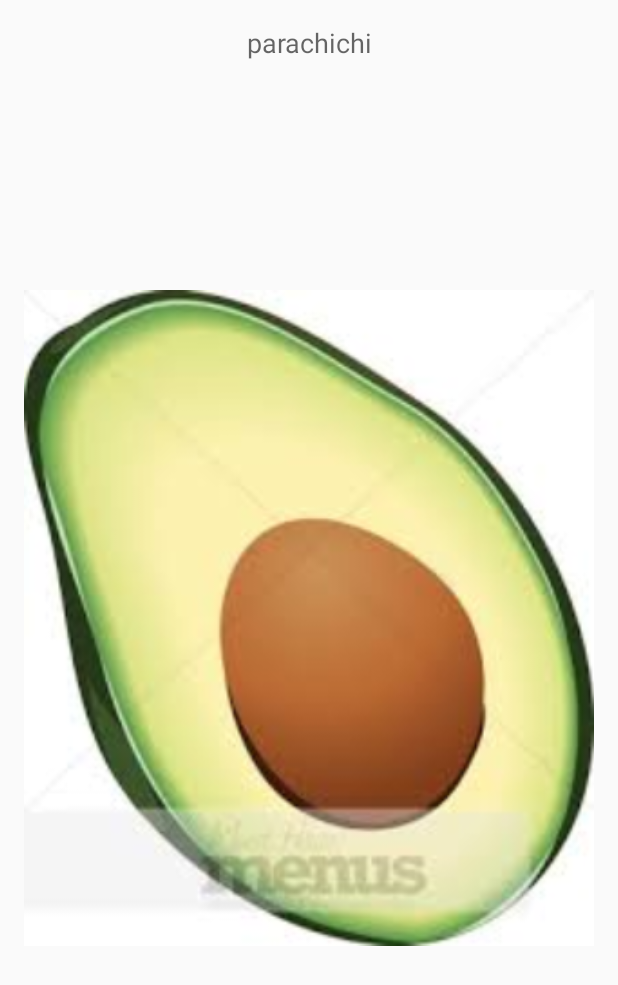
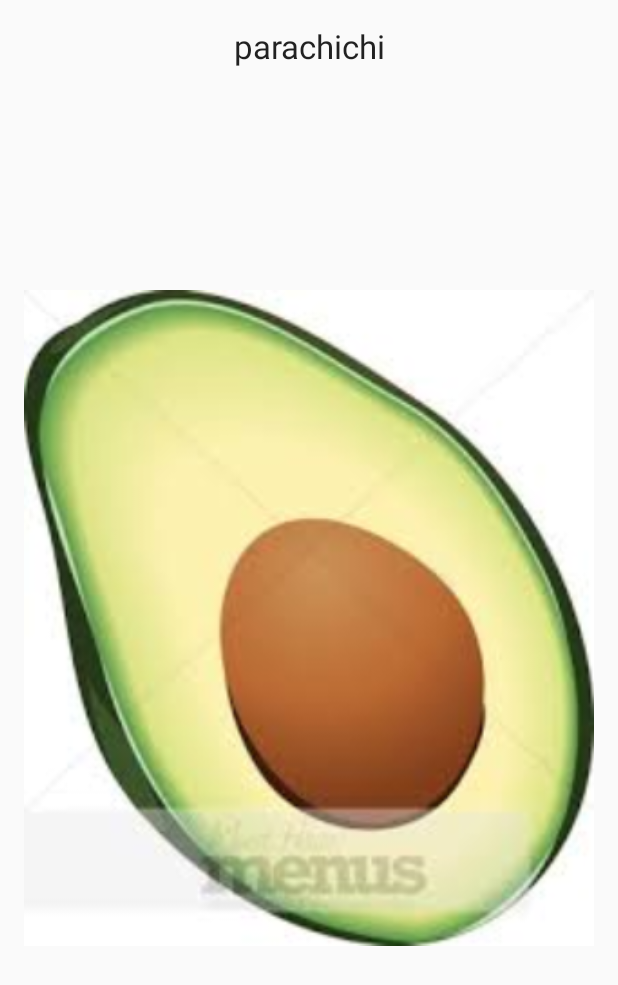
Before and after one commit to backpackcoder/ona-na-ongea, an Android app: the screen it shows after launch (CardActivity), on a phone screen of 412 x 824 dp. Shown: the top 985 px of the screen. Run offline under Robolectric (Android 15) with nearby library versions, the phone set to English and light mode, and no system bars.

Commit message:
Increased font size

```diff
--- a/app/src/main/res/layout/activity_card.xml
+++ b/app/src/main/res/layout/activity_card.xml
@@ -13,7 +13,7 @@
     <TextView
         android:layout_width="fill_parent"
         android:layout_height="wrap_content"
-        android:textAppearance="?android:attr/textAppearanceMedium"
+        android:textAppearance="?android:attr/textAppearanceLarge"
         android:id="@+id/kiswahili"
         android:textAlignment="center" />
 
@@ -26,7 +26,7 @@
     <TextView
         android:layout_width="fill_parent"
         android:layout_height="wrap_content"
-        android:textAppearance="?android:attr/textAppearanceMedium"
+        android:textAppearance="?android:attr/textAppearanceLarge"
         android:id="@+id/english"
         android:textAlignment="center" />
 </LinearLayout>
```
